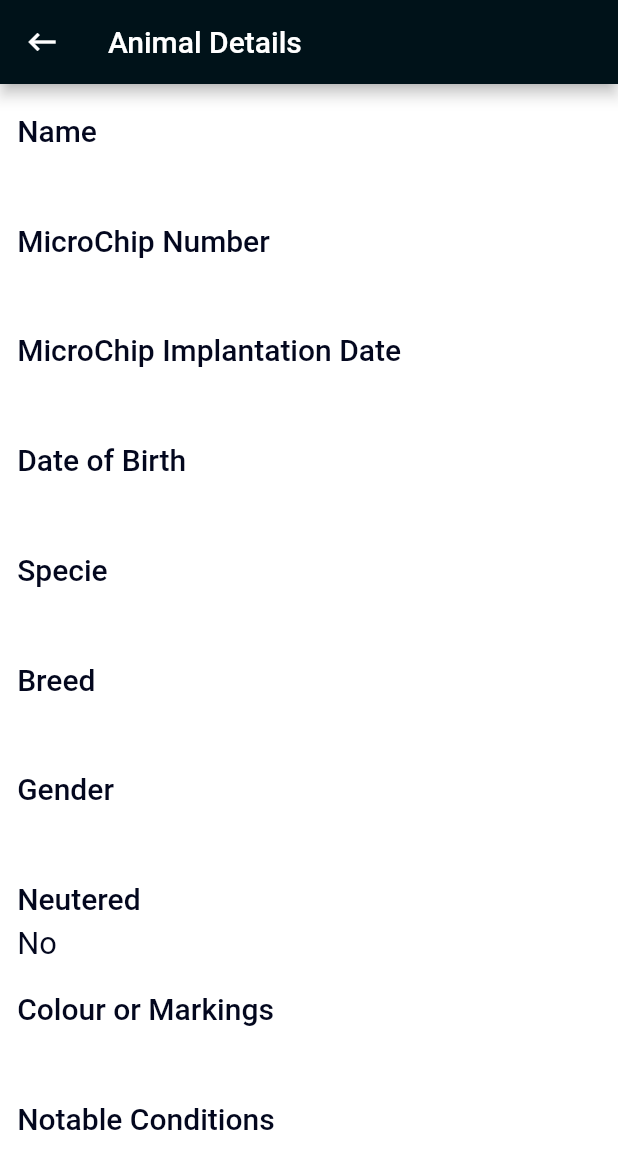
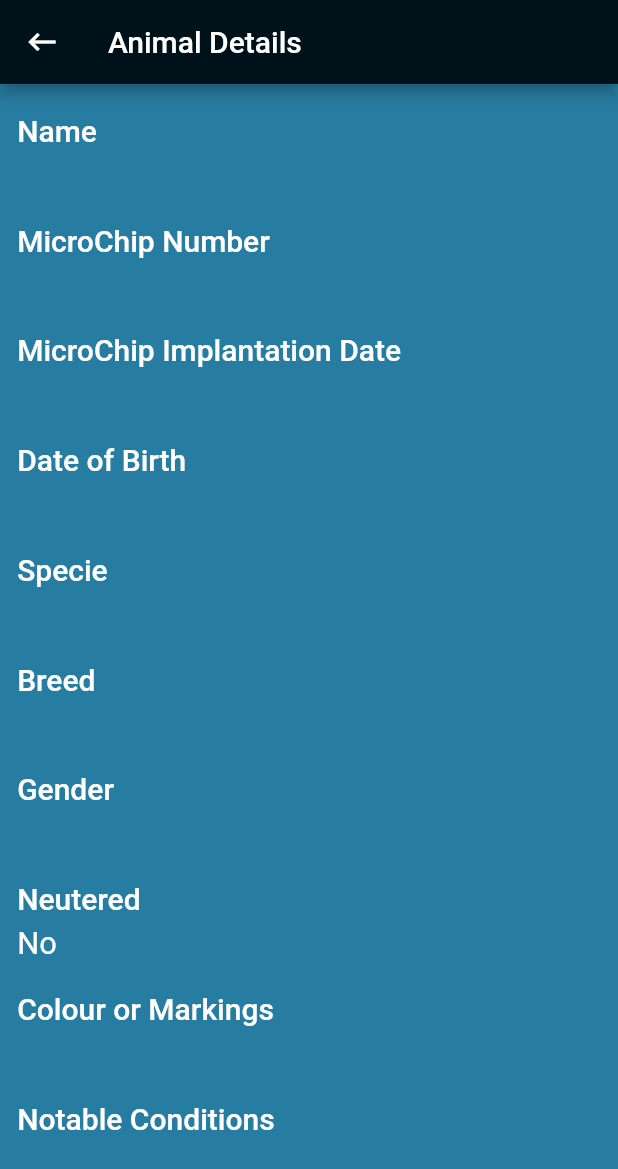
Before and after one commit to Viktordavid/School-project-, a Flutter app: the AnimalDetailsView widget shown alone on an empty page, opened directly with empty values, on a phone screen of 412 x 824 dp. Shown: the top 1169 px of the screen. Run offline on Flutter 3.47's test engine with Material 2 defaults, Android fonts, the phone set to English and light mode, and no system bars; our stand-ins replace flutter_screenutil, get_it.

Commit message:
fix: redesigns AnimalDetailsView

```diff
--- a/lib/views/animal_details_view.dart
+++ b/lib/views/animal_details_view.dart
@@ -11,7 +11,6 @@ class AnimalDetailsView extends StatelessWidget {
   @override
   Widget build(BuildContext context) {
     return ResponsiveWidget(
-        backgroundColor: Theme.of(context).primaryColorLight,
         appBar: AppBar(
           title: Text('Animal Details'),
           leading: IconButton(
--- a/lib/views/shared/custom_list.dart
+++ b/lib/views/shared/custom_list.dart
@@ -18,7 +18,7 @@ class CustomList extends StatelessWidget {
         Text(
           label,
           style: Theme.of(context).textTheme.headline6!.copyWith(
-                color: Theme.of(context).primaryColorDark,
+                color: Theme.of(context).primaryColorLight,
               ),
         ),
         CustomSpacer(flex: 1),
@@ -30,7 +30,7 @@ class CustomList extends StatelessWidget {
             softWrap: true,
             overflow: TextOverflow.ellipsis,
             style: TextStyle(
-              color: Theme.of(context).primaryColorDark,
+              color: Theme.of(context).primaryColorLight,
               fontSize: 18.sp,
               fontWeight: FontWeight.w400,
             ),
```
